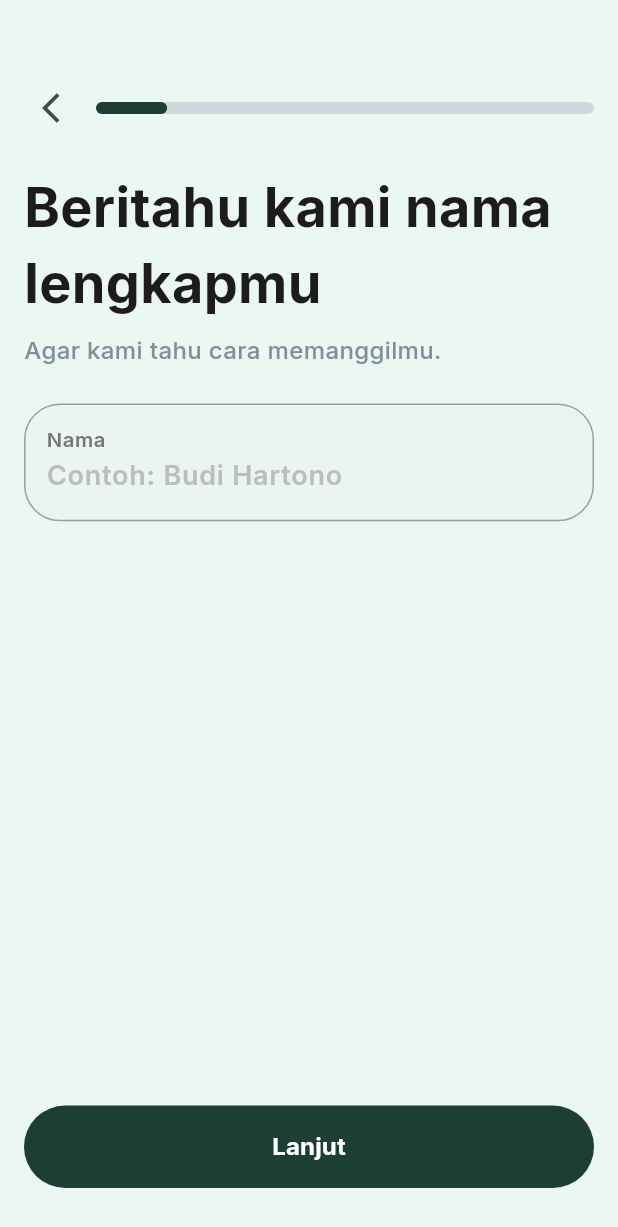
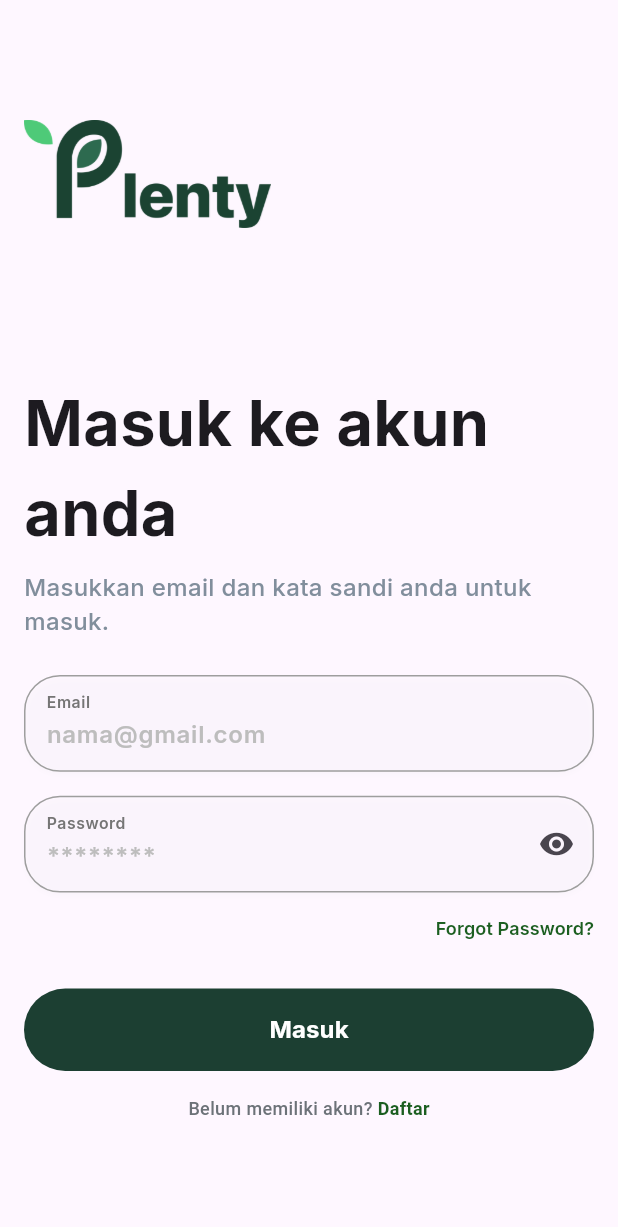
Before and after one commit to viqarrr/Tugas_Flutter_PPKDB3_2026, a Flutter app: the Authentication screen opened directly, after a tap on "Masuk dengan Email", on a phone screen of 412 x 824 dp. Shown: the top 1227 px of the screen. Run offline on Flutter 3.47's test engine with Material 3 defaults, Android fonts, the phone set to English and light mode, and no system bars; our stand-ins replace animated_custom_dropdown, flutter_snake_navigationbar, font_awesome_flutter, lottie, shared_preferences, shimmer_animation and 1 more; missing offline and left inert: sqlite_viewer2; accounts and stored records are empty.

Commit message:
add: Completed Tugas 12, Tugas 13, Materi Day 20

```diff
--- a/lib/day_18/models/user_model.dart
+++ b/lib/day_18/models/user_model.dart
@@ -6,6 +6,7 @@ class UserModelSQL {
   final String nama;
   final String username;
   final String email;
+  final String nomorHp;
   final String password;
   final String asalKota;
   UserModelSQL({
@@ -13,6 +14,7 @@ class UserModelSQL {
     required this.nama,
     required this.username,
     required this.email,
+    required this.nomorHp,
     required this.password,
     required this.asalKota,
   });
@@ -23,6 +25,7 @@ class UserModelSQL {
       'nama': nama,
       'username': username,
       'email': email,
+      'nomor_telepon': nomorHp,
       'password': password,
       'asal_kota': asalKota,
     };
@@ -34,6 +37,7 @@ class UserModelSQL {
       nama: map['nama'] as String,
       username: map['username'] as String,
       email: map['email'] as String,
+      nomorHp: map['nomor_telepon'] as String,
       password: map['password'] as String,
       asalKota: map['asal_kota'] as String,
     );
--- a/lib/day_18/views/edit_profile.dart
+++ b/lib/day_18/views/edit_profile.dart
@@ -40,6 +40,7 @@ class _EditProfileDay18State extends State<EditProfileDay18> {
       username: "null",
       asalKota: "null",
       email: user,
+      nomorHp: user,
       password: pass,
     );
 
--- a/lib/day_18/views/login.dart
+++ b/lib/day_18/views/login.dart
@@ -33,6 +33,7 @@ class _LoginDay18State extends State<LoginDay18> {
 
     final pengguna = UserModelSQL(
       email: user,
+      nomorHp: user,
       password: pass,
       nama: "null",
       username: "null",
@@ -55,7 +56,7 @@ class _LoginDay18State extends State<LoginDay18> {
   }
 
   void login() async {
-    final email = emailC.text.trim();
+    final email = emailC.text;
     final password = passwordC.text;
 
     if (email.isEmpty || password.isEmpty) {
--- /dev/null
+++ b/lib/day_20/constants/app_colors.dart
@@ -0,0 +1,6 @@
+import 'package:flutter/material.dart';
+
+class AppColors {
+  AppColors._();
+  static const primary = Color(0xff1C3F32);
+}
--- /dev/null
+++ b/lib/day_20/constants/app_images.dart
@@ -0,0 +1,6 @@
+class AppImages {
+  AppImages._();
+
+  static const String imagePath = "assets/images";
+  static const String iconPath = "assets/icons";
+}
--- /dev/null
+++ b/lib/day_20/constants/app_theme.dart
@@ -0,0 +1,3 @@
+class AppTheme {
+  AppTheme._();
+}
--- /dev/null
+++ b/lib/day_20/constants/app_typhography.dart
@@ -0,0 +1,3 @@
+class AppTextStyles {
+  AppTextStyles._();
+}
--- a/lib/tugas/tugas_12/database/db_helper.dart
+++ b/lib/tugas/tugas_12/database/db_helper.dart
@@ -40,6 +40,7 @@ class DBHelperTugas12 {
             nama TEXT,
             username TEXT UNIQUE,
             email TEXT UNIQUE,
+            nomor_telepon TEXT,
             password TEXT,
             asal_kota TEXT
           )
--- a/lib/tugas/tugas_12/pages/authentication.dart
+++ b/lib/tugas/tugas_12/pages/authentication.dart
@@ -2,6 +2,7 @@ import 'package:flutter/cupertino.dart';
 import 'package:flutter/material.dart';
 import 'package:flutter_masibelajar/extension/navigator.dart';
 import 'package:flutter_masibelajar/tugas/tugas_12/multi_step_form.dart';
+import 'package:flutter_masibelajar/tugas/tugas_12/pages/login.dart';
 import 'package:flutter_masibelajar/tugas/tugas_12/widgets/centered_button.dart';
 
 class Authentication extends StatelessWidget {
@@ -10,7 +11,7 @@ class Authentication extends StatelessWidget {
   @override
   Widget build(BuildContext context) {
     return Scaffold(
-      backgroundColor: Color(0xffEBF7F1),
+      // backgroundColor: Color(0xffEBF7F1),
       body: Padding(
         padding: const EdgeInsets.all(16),
         child: Padding(
@@ -71,7 +72,7 @@ class Authentication extends StatelessWidget {
                   ),
                   CenteredButton(
                     onPressed: () {
-                      context.push(MultiStepForm());
+                      context.push(Login());
                     },
                     padding: EdgeInsets.symmetric(vertical: 16),
                     backgroundColor: Color(0xffE8EAED),
--- /dev/null
+++ b/lib/tugas/tugas_12/pages/login.dart
@@ -0,0 +1,356 @@
+import 'package:flutter/gestures.dart';
+import 'package:flutter/material.dart';
+import 'package:flutter_masibelajar/day_17/services/preference_handler.dart';
+import 'package:flutter_masibelajar/day_18/views/bottom_nav.dart';
+import 'package:flutter_masibelajar/extension/navigator.dart';
+import 'package:flutter_masibelajar/tugas/tugas_12/database/db_helper.dart';
+import 'package:flutter_masibelajar/tugas/tugas_12/multi_step_form.dart';
+import 'package:flutter_masibelajar/tugas/tugas_12/widgets/centered_button.dart';
+import 'package:sqlite_viewer2/sqlite_viewer.dart';
+
+class Login extends StatefulWidget {
+  const Login({super.key});
+
+  @override
+  State<Login> createState() => _LoginState();
+}
+
+class _LoginState extends State<Login> {
+  final TextEditingController emailC = TextEditingController();
+  final TextEditingController passwordC = TextEditingController();
+  String? _errorMessage;
+  bool _obscureText = true;
+
+  void _validateAndSubmit() {
+    if (emailC.text.trim().isEmpty) {
+      setState(() {
+        _errorMessage = "Email tidak boleh kosong";
+      });
+    } else if (passwordC.text.trim().isEmpty) {
+      setState(() {
+        _errorMessage = "Password tidak boleh kosong";
+      });
+    } else {
+      setState(() {
+        _errorMessage = null;
+      });
+      login();
+    }
+  }
+
+  void login() async {
+    final email = emailC.text.trim();
+    final password = passwordC.text;
+
+    if (email.isEmpty || password.isEmpty) {
+      ScaffoldMessenger.of(
+        context,
+      ).showSnackBar(const SnackBar(content: Text('Isi semua field!')));
+      return;
+    }
+
+    final pengguna = await DBHelperTugas12().loginUser(email, password);
+
+    if (!mounted) return;
+
+    if (pengguna != null) {
+      PreferenceHandler.setLogin(true);
+      context.pushAndRemoveAll(BottomNavDay18());
+    } else {
+      ScaffoldMessenger.of(context).showSnackBar(
+        const SnackBar(
+          content: Text('Login gagal! email atau Password salah.'),
+        ), // SnackBar
+      );
+    }
+  }
+
+  @override
+  Widget build(BuildContext context) {
+    bool hasError = _errorMessage != null;
+
+    return Scaffold(
+      body: Padding(
+        padding: const EdgeInsets.all(16),
+        child: Padding(
+          padding: const EdgeInsets.symmetric(vertical: 16),
+          child: Column(
+            children: [
+              Column(
+                spacing: 16,
+                children: [
+                  Padding(
+                    padding: const EdgeInsets.only(top: 48, bottom: 8),
+                    child: Column(
+                      spacing: 64,
+                      crossAxisAlignment: CrossAxisAlignment.start,
+                      children: [
+                        Padding(
+                          padding: EdgeInsets.only(bottom: 36),
+                          child: Image.asset(
+                            "assets/images/light_logo_plenty.png",
+                            height: 72,
+                          ),
+                        ),
+
+                        Column(
+                          crossAxisAlignment: CrossAxisAlignment.start,
+                          spacing: 8,
+                          children: [
+                            Text(
+                              "Masuk ke akun anda",
+                              style: TextStyle(
+                                fontSize: 42,
+                                fontWeight: FontWeight.bold,
+                              ),
+                            ),
+                            Text(
+                              "Masukkan email dan kata sandi anda untuk masuk.",
+                              style: TextStyle(
+                                fontSize: 16,
+                                fontWeight: FontWeight.w500,
+                                color: Color(0xff818E9C),
+                              ),
+                            ),
+                          ],
+                        ),
+                      ],
+                    ),
+                  ),
+                  Column(
+                    children: [
+                      Container(
+                        decoration: BoxDecoration(
+                          boxShadow: const [
+                            BoxShadow(
+                              color: Color(0x24E4E5E7),
+                              offset: Offset(0, 2),
+                              blurRadius: 2,
+                            ),
+                          ],
+                          border: Border.all(
+                            color: hasError ? Colors.red : Colors.grey,
+                            width: hasError ? 1.5 : 1.0,
+                          ),
+                          borderRadius: const BorderRadius.all(
+                            Radius.circular(24),
+                          ),
+                        ),
+                        child: TextFormField(
+                          controller: emailC,
+                          onChanged: (text) {
+                            if (hasError && text.trim().isNotEmpty) {
+                              setState(() => _errorMessage = null);
+                            }
+                          },
+                          decoration: InputDecoration(
+                            contentPadding: const EdgeInsets.symmetric(
+                              vertical: 12,
+                              horizontal: 14,
+                            ),
+                            border: InputBorder.none,
+                            fillColor: Colors.transparent,
+                            label: const Text("Email"),
+                            labelStyle: TextStyle(
+                              fontSize: 14,
+                              fontWeight: FontWeight.w600,
+                              color: hasError
+                                  ? Colors.red[700]
+                                  : Colors.grey[600],
+                            ),
+                            hintText: "nama@gmail.com",
+                            hintStyle: TextStyle(
+                              fontSize: 16,
+                              fontWeight: FontWeight.w600,
+                              color: Colors.grey[400],
+                            ),
+                            floatingLabelBehavior: FloatingLabelBehavior.always,
+                            // suffixIcon: suffixIcon,
+                          ),
+                        ),
+                      ),
+                      if (hasError) ...[
+                        const SizedBox(height: 8),
+                        Padding(
+                          padding: const EdgeInsets.only(left: 14),
+                          child: Row(
+                            children: [
+                              const Icon(
+                                Icons.error_outline,
+                                size: 16,
+                                color: Colors.red,
+                              ),
+                              const SizedBox(width: 6),
+                              Text(
+                                _errorMessage!,
+                                style: const TextStyle(
+                                  color: Colors.red,
+                                  fontSize: 12,
+                                  fontWeight: FontWeight.w500,
+                                ),
+                              ),
+                            ],
+                          ),
+                        ),
+                      ],
+                    ],
+                  ),
+                  Column(
+                    children: [
+                      Container(
+                        decoration: BoxDecoration(
+                          boxShadow: const [
+                            BoxShadow(
+                              color: Color(0x24E4E5E7),
+                              offset: Offset(0, 2),
+                              blurRadius: 2,
+                            ),
+                          ],
+                          border: Border.all(
+                            color: hasError ? Colors.red : Colors.grey,
+                            width: hasError ? 1.5 : 1.0,
+                          ),
+                          borderRadius: const BorderRadius.all(
+                            Radius.circular(24),
+                          ),
+                        ),
+                        child: TextFormField(
+                          obscureText: _obscureText,
+                          controller: passwordC,
+                          onChanged: (text) {
+                            if (hasError && text.trim().isNotEmpty) {
+                              setState(() => _errorMessage = null);
+                            }
+                          },
+                          decoration: InputDecoration(
+                            contentPadding: const EdgeInsets.symmetric(
+                              vertical: 12,
+                              horizontal: 14,
+                            ),
+                            border: InputBorder.none,
+                            fillColor: Colors.transparent,
+                            label: const Text("Password"),
+                            labelStyle: TextStyle(
+                              fontSize: 14,
+                              fontWeight: FontWeight.w600,
+                              color: hasError
+                                  ? Colors.red[700]
+                                  : Colors.grey[600],
+                            ),
+                            hintText: "********",
+                            hintStyle: TextStyle(
+                              fontSize: 16,
+                              fontWeight: FontWeight.w600,
+                              color: Colors.grey[400],
+                            ),
+                            floatingLabelBehavior: FloatingLabelBehavior.always,
+                            suffixIcon: IconButton(
+                              onPressed: () {
+                                setState(() {
+                                  _obscureText = !_obscureText;
+                                });
+                              },
+                              icon: Icon(
+                                _obscureText
+                                    ? Icons.visibility
+                                    : Icons.visibility_off,
+                              ),
+                            ),
+                          ),
+                        ),
+                      ),
+                      if (hasError) ...[
+                        const SizedBox(height: 8),
+                        Padding(
+                          padding: const EdgeInsets.only(left: 14),
+                          child: Row(
+                            children: [
+                              const Icon(
+                                Icons.error_outline,
+                                size: 16,
+                                color: Colors.red,
+                              ),
+                              const SizedBox(width: 6),
+                              Text(
+                                _errorMessage!,
+                                style: const TextStyle(
+                                  color: Colors.red,
+                                  fontSize: 12,
+                                  fontWeight: FontWeight.w500,
+                                ),
+                              ),
+                            ],
+                          ),
+                        ),
+                      ],
+                      Row(
+                        mainAxisAlignment: MainAxisAlignment.end,
+                        children: [
+                          TextButton(
+                            onPressed: () {
+                              context.push(DatabaseList());
+                            },
+                            style: ButtonStyle(
+                              padding: WidgetStatePropertyAll(
+                                EdgeInsetsGeometry.zero,
+                              ),
+                              splashFactory: NoSplash.splashFactory,
+                            ),
+                            child: Text(
+                              "Forgot Password?",
+                              style: TextStyle(
+                                fontSize: 12,
+                                fontWeight: FontWeight.w600,
+                                color: Colors.green[900],
+                              ),
+                            ),
+                          ),
+                        ],
+                      ),
+                    ],
+                  ),
+                  CenteredButton(
+                    onPressed: _validateAndSubmit,
+                    padding: EdgeInsets.symmetric(vertical: 16),
+                    backgroundColor: Color(0xff1C3F32),
+                    borderRadius: BorderRadius.circular(36),
+                    content: Text(
+                      "Masuk",
+                      style: TextStyle(
+                        fontSize: 16,
+                        fontWeight: FontWeight.bold,
+                        color: Colors.white,
+                      ),
+                    ),
+                  ),
+                  Text.rich(
+                    TextSpan(
+                      text: "Belum memiliki akun? ",
+                      style: TextStyle(
+                        color: Color(0xff6C7278),
+                        fontSize: 12,
+                        fontWeight: FontWeight.w500,
+                      ),
+                      children: [
+                        TextSpan(
+                          text: "Daftar",
+                          style: TextStyle(
+                            color: Colors.green[900],
+                            fontSize: 12,
+                            fontWeight: FontWeight.w600,
+                          ),
+                          recognizer: TapGestureRecognizer()
+                            ..onTap = () => context.push(MultiStepForm()),
+                        ),
+                      ],
+                    ),
+                  ),
+                ],
+              ),
+            ],
+          ),
+        ),
+      ),
+    );
+  }
+}
--- a/lib/tugas/tugas_12/pages/welcome.dart
+++ b/lib/tugas/tugas_12/pages/welcome.dart
@@ -9,7 +9,7 @@ class Welcome extends StatelessWidget {
   @override
   Widget build(BuildContext context) {
     return Scaffold(
-      backgroundColor: Color(0xffEBF7F1),
+      // backgroundColor: Color(0xffEBF7F1),
       body: Padding(
         padding: const EdgeInsets.all(16),
         child: Column(
--- a/lib/tugas/tugas_8/home.dart
+++ b/lib/tugas/tugas_8/home.dart
@@ -1,7 +1,7 @@
 import 'package:flutter/material.dart';
 import 'package:flutter_masibelajar/day_17/services/preference_handler.dart';
-import 'package:flutter_masibelajar/day_18/views/login.dart';
 import 'package:flutter_masibelajar/extension/navigator.dart';
+import 'package:flutter_masibelajar/tugas/tugas_12/pages/authentication.dart';
 import 'package:flutter_masibelajar/tugas/tugas_7/category.dart';
 import 'package:flutter_masibelajar/tugas/tugas_7/dark_mode.dart';
 import 'package:flutter_masibelajar/tugas/tugas_7/datepick.dart';
@@ -98,7 +98,7 @@ class _HomePageState extends State<HomePage> {
               ),
               onTap: () {
                 PreferenceHandler.logOut();
-                context.pushAndRemoveAll(LoginDay18());
+                context.pushAndRemoveAll(Authentication());
                 ScaffoldMessenger.of(context).showSnackBar(
                   SnackBar(
                     duration: Duration(milliseconds: 1200),
--- a/pubspec.yaml
+++ b/pubspec.yaml
@@ -44,6 +44,7 @@ dependencies:
   shared_preferences: ^2.5.5
   sqflite: ^2.4.2
   path: ^1.9.1
+  sqlite_viewer2: ^2.0.0
 
 dev_dependencies:
   flutter_test:
```
Also changed, not shown: lib/day_18/views/profile.dart (+104 -59 lines), lib/day_20/views/test_day_20.dart (added, +11 -0 lines), lib/tugas/tugas_12/multi_step_form.dart (+10 -6 lines), pubspec.lock.
